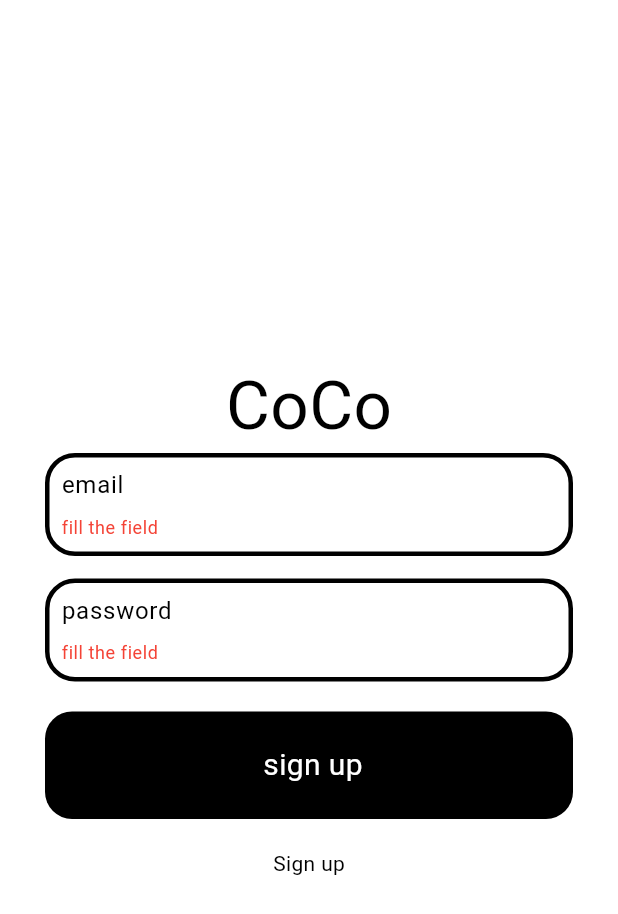
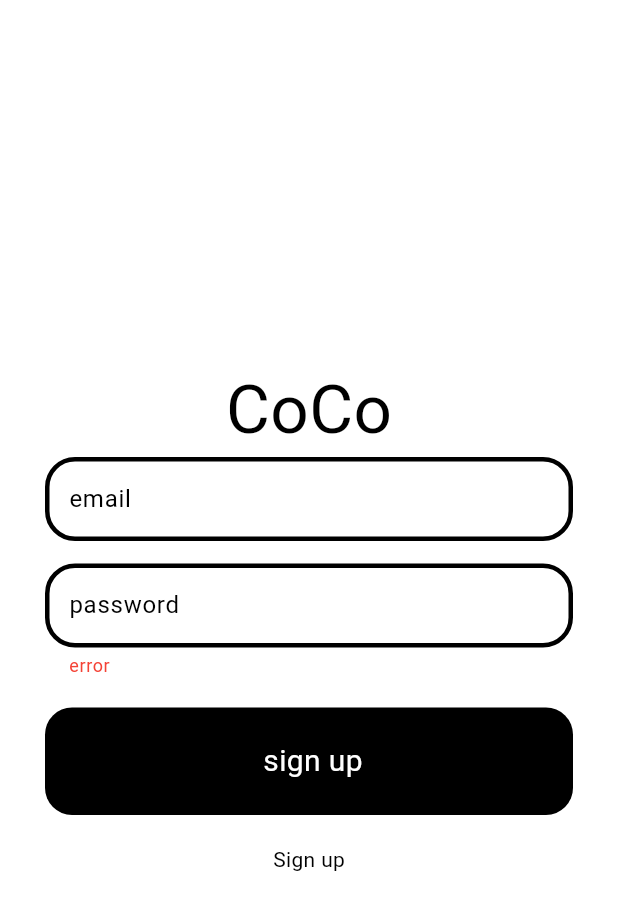
Before and after one commit to GhostMadi/app_koko_flutter, a Flutter app: the screen it shows after launch, after a tap on "sign up", on a phone screen of 412 x 824 dp. Shown: the top 914 px of the screen. Run offline on Flutter 3.47's test engine with Material 3 defaults, Android fonts, the phone set to English and light mode, and no system bars; our stand-ins replace bloc, cloud_firestore, equatable, firebase_auth, firebase_core, flutter_bloc; accounts and stored records are empty.

Commit message:
six commit

```diff
--- a/lib/app_view.dart
+++ b/lib/app_view.dart
@@ -2,6 +2,7 @@ import 'package:flutter/material.dart';
 import 'package:flutter_application_2/features/app/presentation/home_page/pages/home_page/home_page.dart';
 import 'package:flutter_application_2/features/auth/presentation/bloc/authentication/authentication_bloc.dart';
 import 'package:flutter_application_2/features/auth/presentation/bloc/login/bloc/sign_in_bloc.dart';
+import 'package:flutter_application_2/features/auth/presentation/bloc/signUp/bloc/sign_up_bloc.dart';
 import 'package:flutter_application_2/features/auth/presentation/pages/login/login_page.dart';
 import 'package:flutter_bloc/flutter_bloc.dart';
 
@@ -30,9 +31,19 @@ class AppView extends StatelessWidget {
             child: const HomePage(),
           );
         } else {
-          return BlocProvider(
-            create: (context) => SignInBloc(
-                myUserRepo: context.read<AuthenticationBloc>().userRepository),
+          return MultiBlocProvider(
+            providers: [
+              BlocProvider(
+                create: (context) => SignInBloc(
+                    myUserRepo:
+                        context.read<AuthenticationBloc>().userRepository),
+              ),
+              BlocProvider(
+                create: (context) => SignUpBloc(
+                    myUserRepo:
+                        context.read<AuthenticationBloc>().userRepository),
+              ),
+            ],
             child: const LoginPage(),
           );
         }
--- a/lib/features/auth/presentation/bloc/authentication/authentication_state.dart
+++ b/lib/features/auth/presentation/bloc/authentication/authentication_state.dart
@@ -8,8 +8,10 @@ class AuthenticationState extends Equatable {
   const AuthenticationState._({this.status = AuthStatus.unknown, this.user});
 
   const AuthenticationState.unknown() : this._();
+
   const AuthenticationState.unAuthenticated()
       : this._(status: AuthStatus.unAuthenticated);
+
   const AuthenticationState.authenticated(User user)
       : this._(status: AuthStatus.authenticated, user: user);
 
--- a/lib/features/auth/presentation/pages/login/login_page.dart
+++ b/lib/features/auth/presentation/pages/login/login_page.dart
@@ -21,6 +21,7 @@ final keyForm = GlobalKey<FormState>();
 final emailController = TextEditingController();
 final passwordController = TextEditingController();
 bool isRequired = false;
+bool errorComment = false;
 
 class _LoginPageState extends State<LoginPage> {
   @override
@@ -57,14 +58,14 @@ class _LoginPageState extends State<LoginPage> {
                     const Text('CoCo', style: TextStyle(fontSize: 45)),
                     CustomTextField(
                       controller: emailController,
-                      hintText: 'email',
+                      labelText: 'email',
                       obsecure: false,
                       keyBoardType: TextInputType.emailAddress,
                       validator: (value) {
-                        if (value!.isEmpty) {
-                          return 'fill the field';
-                        } else if (!emailRegExp.hasMatch(value)) {
-                          return "enter the a valid email";
+                        if (value!.isEmpty &&
+                            !emailRegExp.hasMatch(value) &&
+                            errorComment) {
+                          return 'error';
                         }
                         return null;
                       },
@@ -72,12 +73,12 @@ class _LoginPageState extends State<LoginPage> {
                     const SizedBox(height: 15),
                     CustomTextField(
                       controller: passwordController,
-                      hintText: 'password',
+                      labelText: 'password',
                       obsecure: true,
                       keyBoardType: TextInputType.text,
                       validator: (value) {
                         if (value!.isEmpty) {
-                          return 'fill the field';
+                          return 'error';
                         } else if (value.length < 6) {
                           return "at least 6 characters";
                         }
@@ -90,12 +91,16 @@ class _LoginPageState extends State<LoginPage> {
                             buttonText: 'sign up',
                             onTap: () {
                               if (keyForm.currentState!.validate()) {
+                                try {
                                   context.read<SignInBloc>().add(
                                         SignInRequired(
                                             email: emailController.text.trim(),
                                             password:
                                                 passwordController.text.trim()),
                                       );
+                                } catch (e) {
+                                  errorComment = true;
+                                }
                               }
                             })
                         : const CircularProgressIndicator(),
--- a/lib/features/auth/presentation/pages/register/register.dart
+++ b/lib/features/auth/presentation/pages/register/register.dart
@@ -35,12 +35,12 @@ class _RegisterPageState extends State<RegisterPage> {
                   const Text('CoCo', style: TextStyle(fontSize: 45)),
                   CustomTextField(
                     controller: emailController,
-                    hintText: 'email',
+                    labelText: 'email',
                     obsecure: false,
                     keyBoardType: TextInputType.emailAddress,
                     validator: (value) {
                       if (value!.isEmpty) {
-                        return 'fill the field';
+                        return 'error';
                       } else if (!emailRegExp.hasMatch(value)) {
                         return "enter the correct email";
                       }
@@ -50,12 +50,12 @@ class _RegisterPageState extends State<RegisterPage> {
                   const SizedBox(height: 15),
                   CustomTextField(
                     controller: passwordController,
-                    hintText: 'password',
+                    labelText: 'password',
                     obsecure: true,
                     keyBoardType: TextInputType.text,
                     validator: (value) {
                       if (value!.isEmpty) {
-                        return 'fill the field';
+                        return 'error';
                       } else if (value.length < 6) {
                         return "at least 6 characters";
                       }
@@ -65,12 +65,12 @@ class _RegisterPageState extends State<RegisterPage> {
                   const SizedBox(height: 15),
                   CustomTextField(
                     controller: confirmPasswordController,
-                    hintText: 'confirm password',
+                    labelText: 'confirm password',
                     obsecure: true,
                     keyBoardType: TextInputType.text,
                     validator: (value) {
                       if (value!.isEmpty) {
-                        return 'fill the field';
+                        return 'error';
                       } else if (value.length < 6) {
                         return "at least 6 characters";
                       } else if (value != passwordController.text) {
--- a/lib/features/auth/presentation/pages/section_1/gender_widget.dart
+++ b/lib/features/auth/presentation/pages/section_1/gender_widget.dart
@@ -10,7 +10,7 @@ class GenderSelect extends StatefulWidget {
 
 class _GenderSelectState extends State<GenderSelect> {
   final List<String> genders = ['Male', 'Femal'];
-  String selected = '';
+  String selected = " ";
 
   @override
   Widget build(BuildContext context) {
@@ -22,6 +22,7 @@ class _GenderSelectState extends State<GenderSelect> {
           scrollDirection: Axis.horizontal,
           itemCount: genders.length,
           itemBuilder: (context, index) {
+            selected = genders[0];
             return GestureDetector(
               onTap: () {
                 setState(() {
--- a/lib/features/auth/presentation/pages/section_2/school.dart
+++ b/lib/features/auth/presentation/pages/section_2/school.dart
@@ -9,7 +9,7 @@ class SchoolSelect extends StatefulWidget {
 }
 
 class _SchoolSelectState extends State<SchoolSelect> {
-  final List<String> schools = ['ISE', 'KLS', 'ISG', 'SLA'];
+  final List<String> schools = ['ISE', 'HSL', 'HSH', 'ISJ'];
   String selected = '';
 
   @override
@@ -22,6 +22,7 @@ class _SchoolSelectState extends State<SchoolSelect> {
           scrollDirection: Axis.horizontal,
           itemCount: schools.length,
           itemBuilder: (context, index) {
+            selected = schools[0];
             return GestureDetector(
               onTap: () {
                 setState(() {
--- a/lib/features/auth/presentation/widgets/ftext_field_custome.dart
+++ b/lib/features/auth/presentation/widgets/ftext_field_custome.dart
@@ -2,7 +2,7 @@ import 'package:flutter/material.dart';
 
 class CustomTextField extends StatelessWidget {
   final TextEditingController controller;
-  final String hintText;
+  final String labelText;
   final bool obsecure;
   final TextInputType keyBoardType;
   final VoidCallback? onTap;
@@ -11,7 +11,7 @@ class CustomTextField extends StatelessWidget {
   final String? Function(String?)? onChanges;
   const CustomTextField(
       {required this.controller,
-      required this.hintText,
+      required this.labelText,
       required this.obsecure,
       required this.keyBoardType,
       this.errorMsg,
@@ -22,15 +22,7 @@ class CustomTextField extends StatelessWidget {
 
   @override
   Widget build(BuildContext context) {
-    Size size = MediaQuery.of(context).size;
-    return Container(
-      height: size.height / 12,
-      decoration: BoxDecoration(
-          border: Border.all(color: Colors.black, width: 3),
-          borderRadius: BorderRadius.circular(20)),
-      child: Padding(
-        padding: const EdgeInsets.all(8.0),
-        child: TextFormField(
+    return TextFormField(
       validator: validator,
       controller: controller,
       obscureText: obsecure,
@@ -38,10 +30,18 @@ class CustomTextField extends StatelessWidget {
       onTap: onTap,
       onChanged: onChanges,
       decoration: InputDecoration(
-              border: InputBorder.none,
-              errorText: errorMsg,
-              hintText: hintText),
-        ),
+        prefixText: '   ',
+        labelText: labelText,
+        labelStyle: const TextStyle(color: Colors.black),
+        focusedBorder: OutlineInputBorder(
+            borderRadius: BorderRadius.circular(20),
+            borderSide: const BorderSide(color: Colors.black, width: 2)),
+        enabledBorder: OutlineInputBorder(
+            borderRadius: BorderRadius.circular(20),
+            borderSide: const BorderSide(color: Colors.black, width: 3)),
+        errorBorder: OutlineInputBorder(
+            borderRadius: BorderRadius.circular(20),
+            borderSide: const BorderSide(color: Colors.black, width: 3)),
       ),
     );
   }
```
Also changed, not shown: lib/features/auth/presentation/pages/section_1/section_one.dart (+24 -14 lines), lib/features/auth/presentation/pages/section_2/gpa.dart (added, +57 -0 lines), lib/features/auth/presentation/pages/section_2/majore.dart (+59 -17 lines), lib/features/auth/presentation/pages/section_2/section_two.dart (+64 -4 lines). Lines whose indentation alone changed are shown as unchanged.
